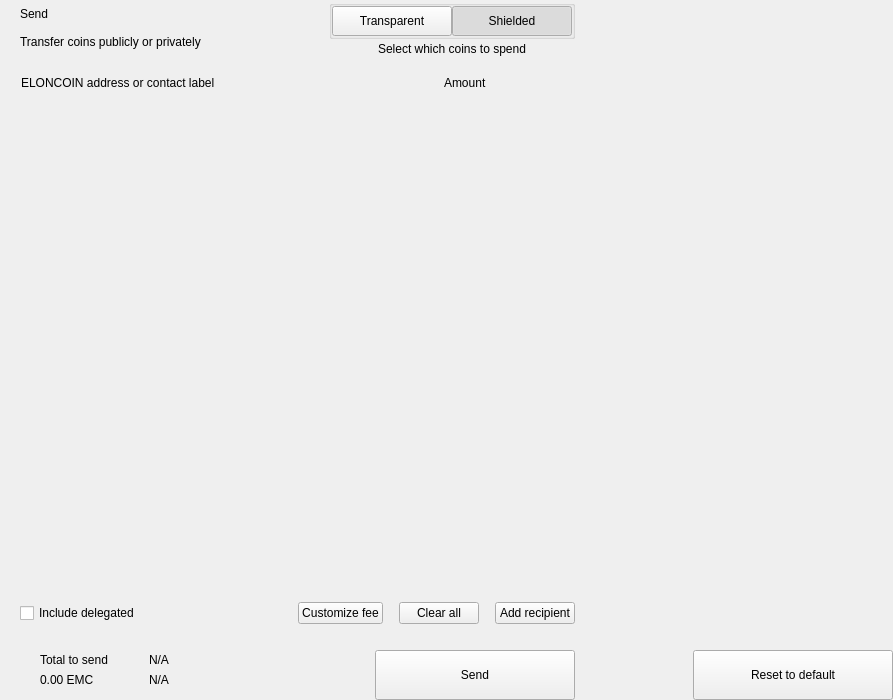
EMCoin/Eloncoin, file src/qt/eloncoin/forms/send.ui: the form before one commit.
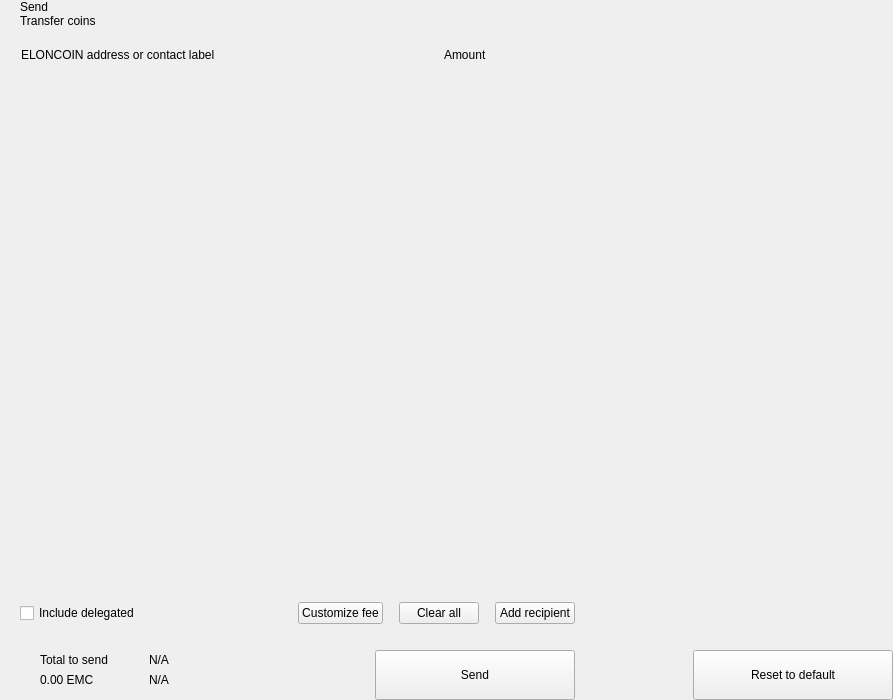
The form after the commit. Custom widgets are drawn as their Qt base class.

Diff of the .ui file:
```diff
--- a/src/qt/eloncoin/forms/send.ui
+++ b/src/qt/eloncoin/forms/send.ui
@@ -81,7 +81,7 @@
             <item>
              <widget class="QLabel" name="labelSubtitle1">
               <property name="text">
-               <string>Transfer coins publicly or privately</string>
+               <string>Transfer coins</string>
               </property>
              </widget>
             </item>
@@ -100,7 +100,7 @@
             </property>
            </spacer>
           </item>
-          <item>
+          <!-- <item>
            <layout class="QVBoxLayout" name="verticalLayout_6">
             <property name="spacing">
              <number>3</number>
@@ -108,9 +108,7 @@
             <item alignment="Qt::AlignHCenter">
              <widget class="QGroupBox" name="groupBox">
               <property name="styleSheet">
-               <string notr="true">#groupBox{
-padding-top:2px;
-}</string>
+               <string notr="true">#groupBox{padding-top:2px;}</string>
               </property>
               <property name="title">
                <string/>
@@ -213,7 +211,7 @@
              </widget>
             </item>
            </layout>
-          </item>
+          </item> -->
          </layout>
         </item>
         <item>
```
